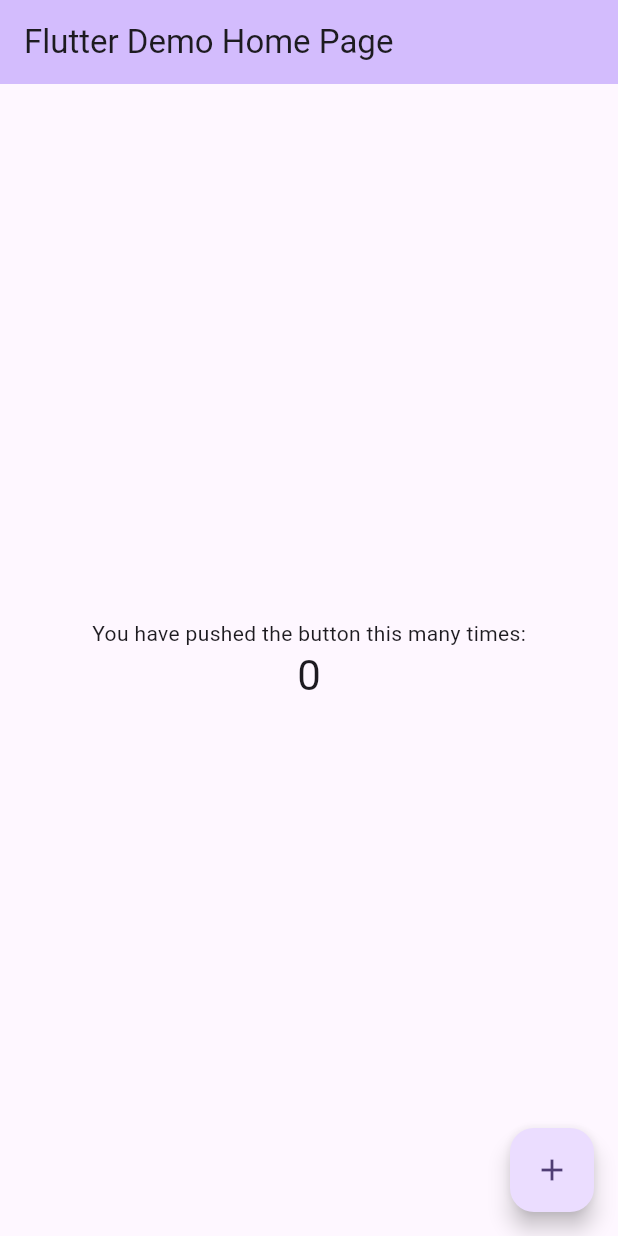
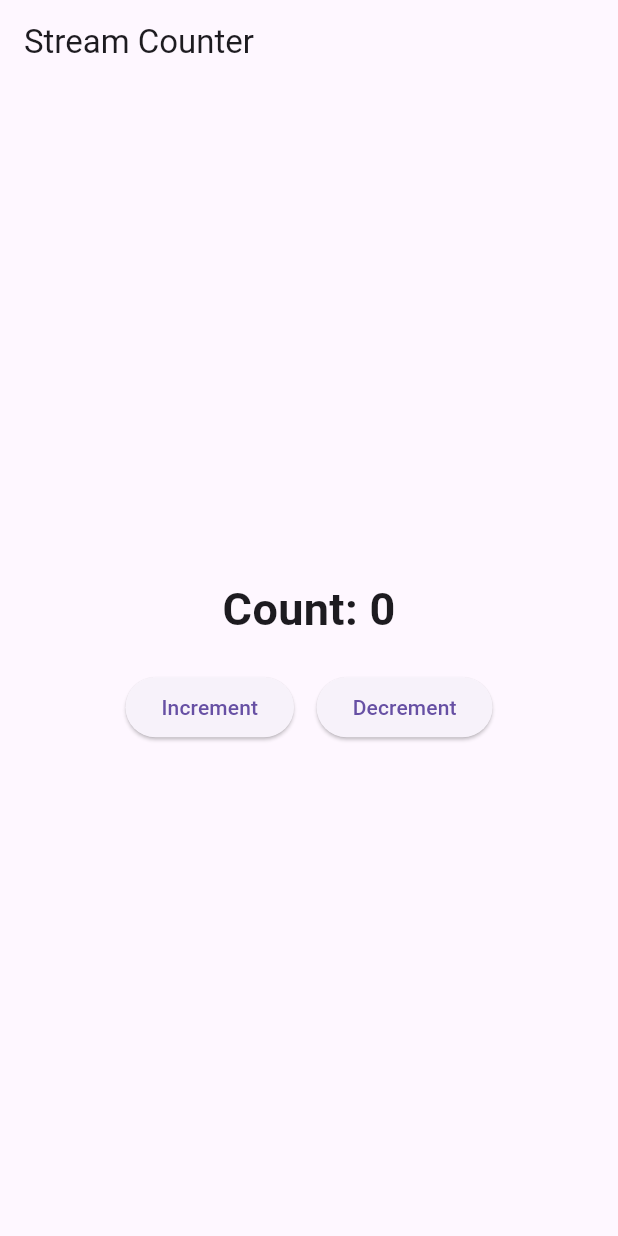
Before and after one commit to Muhammed-Ranan-PP/bloc_new, a Flutter app: the screen it shows after launch, on a phone screen of 412 x 824 dp. Run offline on Flutter 3.47's test engine with Material 3 defaults, Android fonts, the phone set to English and light mode, and no system bars.

Commit message:
streams_counter

```diff
--- /dev/null
+++ b/lib/counter_controller.dart
@@ -0,0 +1,21 @@
+import 'dart:async';
+
+class CounterController {
+  int count = 0;
+  final controller = StreamController<int>();
+  Stream<int> get stream => controller.stream;
+
+  void increment(){
+    count++;
+    controller.sink.add(count);
+  }
+
+  void decrement(){
+    count--;
+    controller.sink.add(count);
+  }
+
+  void dispose(){
+    controller.close();
+  }
+}
--- /dev/null
+++ b/lib/counter_screen.dart
@@ -0,0 +1,60 @@
+import 'package:bloc_a/counter_controller.dart';
+import 'package:flutter/material.dart';
+
+class CounterScreen extends StatefulWidget {
+  const CounterScreen({super.key});
+
+  @override
+  State<CounterScreen> createState() => _CounterScreenState();
+}
+
+class _CounterScreenState extends State<CounterScreen> {
+  final counter = CounterController();
+  @override
+  void dispose() {
+    counter.dispose();
+    super.dispose();
+  }
+
+  @override
+  Widget build(BuildContext context) {
+    return Scaffold(
+      appBar: AppBar(title: Text("Stream Counter")),
+      body: Center(
+        child: Column(
+          mainAxisAlignment: MainAxisAlignment.center,
+          children: [
+            StreamBuilder<int>(
+              stream: counter.stream,
+              initialData: 0,
+              builder: (context, snapshot) {
+                return Text(
+                  "Count: ${snapshot.data}",
+                  style: TextStyle(fontSize: 30, fontWeight: FontWeight.bold),
+                );
+              },
+            ),
+            SizedBox(height: 20),
+
+            Row(
+              mainAxisAlignment: MainAxisAlignment.center,
+              children: [
+                ElevatedButton(
+                  onPressed: counter.increment,
+                  child: Text("Increment"),
+                ),
+
+                SizedBox(width: 15),
+
+                ElevatedButton(
+                  onPressed: counter.decrement,
+                  child: Text("Decrement"),
+                ),
+              ],
+            ),
+          ],
+        ),
+      ),
+    );
+  }
+}
--- a/lib/main.dart
+++ b/lib/main.dart
@@ -1,3 +1,4 @@
+import 'package:bloc_a/counter_screen.dart';
 import 'package:flutter/material.dart';
 
 void main() {
@@ -7,116 +8,12 @@ void main() {
 class MyApp extends StatelessWidget {
   const MyApp({super.key});
 
-  // This widget is the root of your application.
+
   @override
   Widget build(BuildContext context) {
     return MaterialApp(
-      title: 'Flutter Demo',
-      theme: ThemeData(
-        // This is the theme of your application.
-        //
-        // TRY THIS: Try running your application with "flutter run". You'll see
-        // the application has a purple toolbar. Then, without quitting the app,
-        // try changing the seedColor in the colorScheme below to Colors.green
-        // and then invoke "hot reload" (save your changes or press the "hot
-        // reload" button in a Flutter-supported IDE, or press "r" if you used
-        // the command line to start the app).
-        //
-        // Notice that the counter didn't reset back to zero; the application
-        // state is not lost during the reload. To reset the state, use hot
-        // restart instead.
-        //
-        // This works for code too, not just values: Most code changes can be
-        // tested with just a hot reload.
-        colorScheme: .fromSeed(seedColor: Colors.deepPurple),
-      ),
-      home: const MyHomePage(title: 'Flutter Demo Home Page'),
+   debugShowCheckedModeBanner:false ,
+   home: CounterScreen(),
     );
   }
 }
-
-class MyHomePage extends StatefulWidget {
-  const MyHomePage({super.key, required this.title});
-
-  // This widget is the home page of your application. It is stateful, meaning
-  // that it has a State object (defined below) that contains fields that affect
-  // how it looks.
-
-  // This class is the configuration for the state. It holds the values (in this
-  // case the title) provided by the parent (in this case the App widget) and
-  // used by the build method of the State. Fields in a Widget subclass are
-  // always marked "final".
-
-  final String title;
-
-  @override
-  State<MyHomePage> createState() => _MyHomePageState();
-}
-
-class _MyHomePageState extends State<MyHomePage> {
-  int _counter = 0;
-
-  void _incrementCounter() {
-    setState(() {
-      // This call to setState tells the Flutter framework that something has
-      // changed in this State, which causes it to rerun the build method below
-      // so that the display can reflect the updated values. If we changed
-      // _counter without calling setState(), then the build method would not be
-      // called again, and so nothing would appear to happen.
-      _counter++;
-    });
-  }
-
-  @override
-  Widget build(BuildContext context) {
-    // This method is rerun every time setState is called, for instance as done
-    // by the _incrementCounter method above.
-    //
-    // The Flutter framework has been optimized to make rerunning build methods
-    // fast, so that you can just rebuild anything that needs updating rather
-    // than having to individually change instances of widgets.
-    return Scaffold(
-      appBar: AppBar(
-        // TRY THIS: Try changing the color here to a specific color (to
-        // Colors.amber, perhaps?) and trigger a hot reload to see the AppBar
-        // change color while the other colors stay the same.
-        backgroundColor: Theme.of(context).colorScheme.inversePrimary,
-        // Here we take the value from the MyHomePage object that was created by
-        // the App.build method, and use it to set our appbar title.
-        title: Text(widget.title),
-      ),
-      body: Center(
-        // Center is a layout widget. It takes a single child and positions it
-        // in the middle of the parent.
-        child: Column(
-          // Column is also a layout widget. It takes a list of children and
-          // arranges them vertically. By default, it sizes itself to fit its
-          // children horizontally, and tries to be as tall as its parent.
-          //
-          // Column has various properties to control how it sizes itself and
-          // how it positions its children. Here we use mainAxisAlignment to
-          // center the children vertically; the main axis here is the vertical
-          // axis because Columns are vertical (the cross axis would be
-          // horizontal).
-          //
-          // TRY THIS: Invoke "debug painting" (choose the "Toggle Debug Paint"
-          // action in the IDE, or press "p" in the console), to see the
-          // wireframe for each widget.
-          mainAxisAlignment: .center,
-          children: [
-            const Text('You have pushed the button this many times:'),
-            Text(
-              '$_counter',
-              style: Theme.of(context).textTheme.headlineMedium,
-            ),
-          ],
-        ),
-      ),
-      floatingActionButton: FloatingActionButton(
-        onPressed: _incrementCounter,
-        tooltip: 'Increment',
-        child: const Icon(Icons.add),
-      ),
-    );
-  }
-}
```
